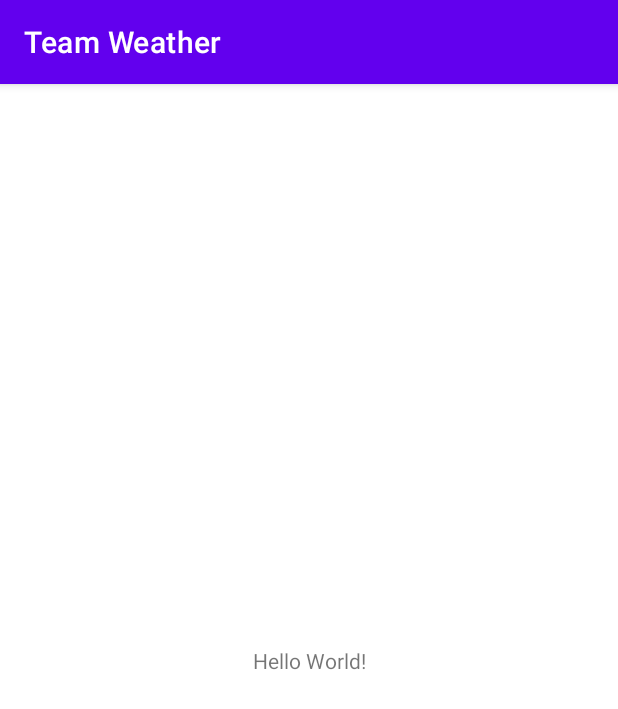
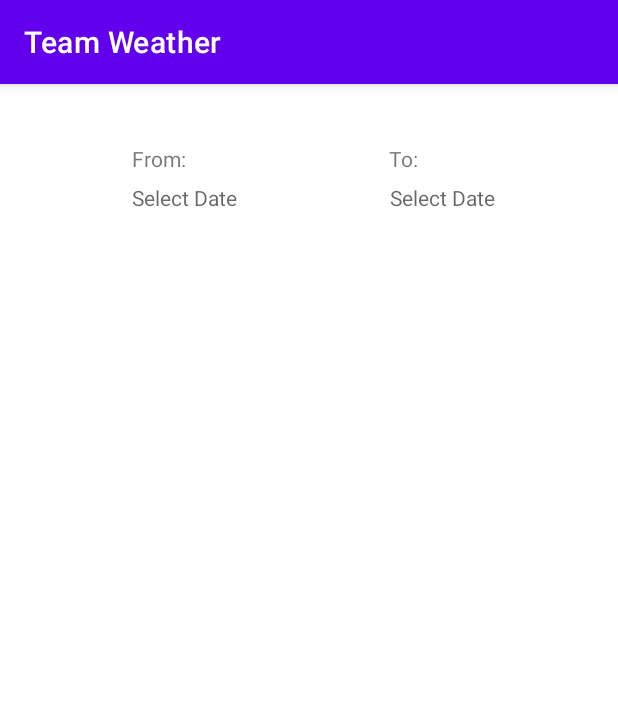
Before and after one commit to roeelap/weather-mobile-app, an Android app: the MainActivity screen opened directly, with no data from a screen before it, on a phone screen of 412 x 824 dp. Shown: the top 709 px of the screen. Run offline under Robolectric (Android 15) with nearby library versions, the phone set to English and light mode, and no system bars.

Commit message:
Changes to the main activity

```diff
--- a/client/app/src/main/java/com/example/teamweather/MainActivity.java
+++ b/client/app/src/main/java/com/example/teamweather/MainActivity.java
@@ -2,15 +2,54 @@ package com.example.teamweather;
 
 import androidx.appcompat.app.AppCompatActivity;
 
+import android.app.DatePickerDialog;
+import android.graphics.Color;
+import android.graphics.drawable.ColorDrawable;
+import android.icu.util.Calendar;
 import android.os.Bundle;
+import android.util.Log;
+import android.view.View;
+import android.widget.CalendarView;
+import android.widget.DatePicker;
+import android.widget.TextView;
 
 public class MainActivity extends AppCompatActivity {
+
+    private static final String TAG = "MainActivity";
+
+    private TextView mDisplayDateFrom, mDisplayDateTo;
+    private DatePickerDialog.OnDateSetListener mDateSetListenerFrom, mDateSetListenerTo;
 
     @Override
     protected void onCreate(Bundle savedInstanceState) {
         super.onCreate(savedInstanceState);
         setContentView(R.layout.activity_main);
+        mDisplayDateFrom = (TextView) findViewById(R.id.textView_selectDateFrom);
+        mDisplayDateTo = (TextView) findViewById(R.id.textView_selectDateFrom);
+
+        mDisplayDateFrom.setOnClickListener(new View.OnClickListener() {
+            @Override
+            public void onClick(View view) {
+                Calendar cal = Calendar.getInstance();
+                int year = cal.get(Calendar.YEAR);
+                int month = cal.get(Calendar.MONTH);
+                int day = cal.get(Calendar.DAY_OF_MONTH);
+
+                DatePickerDialog dialog = new DatePickerDialog(
+                        MainActivity.this,
+                        android.R.style.Widget_Holo_ActionBar_Solid,
+                        mDateSetListenerFrom,
+                        year, month, day);
+                dialog.getWindow().setBackgroundDrawable(new ColorDrawable(Color.TRANSPARENT));
+                dialog.show();
+            }
+        });
+
+        mDateSetListenerFrom = new DatePickerDialog.OnDateSetListener() {
+            @Override
+            public void onDateSet(DatePicker datePicker, int year, int month, int day) {
+                Log.d(TAG, "onDateSet: date: " + day + "/" + month + "/" + year);
+            }
+        };
     }
-
-    //try push
 }
--- a/client/app/src/main/res/layout/activity_main.xml
+++ b/client/app/src/main/res/layout/activity_main.xml
@@ -7,12 +7,52 @@
     tools:context=".MainActivity">
 
     <TextView
+        android:id="@+id/textView_from"
         android:layout_width="wrap_content"
         android:layout_height="wrap_content"
-        android:text="Hello World!"
+        android:text="From:"
         app:layout_constraintBottom_toBottomOf="parent"
         app:layout_constraintEnd_toEndOf="parent"
+        app:layout_constraintHorizontal_bias="0.234"
         app:layout_constraintStart_toStartOf="parent"
-        app:layout_constraintTop_toTopOf="parent" />
+        app:layout_constraintTop_toTopOf="parent"
+        app:layout_constraintVertical_bias="0.053" />
+
+    <TextView
+        android:id="@+id/textView_selectDateFrom"
+        android:layout_width="wrap_content"
+        android:layout_height="wrap_content"
+        android:hint="Select Date"
+        app:layout_constraintBottom_toBottomOf="parent"
+        app:layout_constraintEnd_toEndOf="parent"
+        app:layout_constraintHorizontal_bias="0.258"
+        app:layout_constraintStart_toStartOf="parent"
+        app:layout_constraintTop_toBottomOf="@+id/textView_from"
+        app:layout_constraintVertical_bias="0.01" />
+
+    <TextView
+        android:id="@+id/textView_to"
+        android:layout_width="wrap_content"
+        android:layout_height="wrap_content"
+        android:text="To:"
+        app:layout_constraintBottom_toBottomOf="parent"
+        app:layout_constraintEnd_toEndOf="parent"
+        app:layout_constraintHorizontal_bias="0.66"
+        app:layout_constraintStart_toStartOf="parent"
+        app:layout_constraintTop_toTopOf="parent"
+        app:layout_constraintVertical_bias="0.053" />
+
+    <TextView
+        android:id="@+id/textView_selectDateTo"
+        android:layout_width="wrap_content"
+        android:layout_height="wrap_content"
+        android:layout_marginStart="117dp"
+        android:hint="Select Date"
+        app:layout_constraintBottom_toBottomOf="parent"
+        app:layout_constraintEnd_toEndOf="parent"
+        app:layout_constraintHorizontal_bias="0.636"
+        app:layout_constraintStart_toStartOf="parent"
+        app:layout_constraintTop_toBottomOf="@+id/textView_to"
+        app:layout_constraintVertical_bias="0.01" />
 
 </androidx.constraintlayout.widget.ConstraintLayout>
```
Also changed, not shown: client/app/src/main/AndroidManifest.xml (+15 -0 lines).
